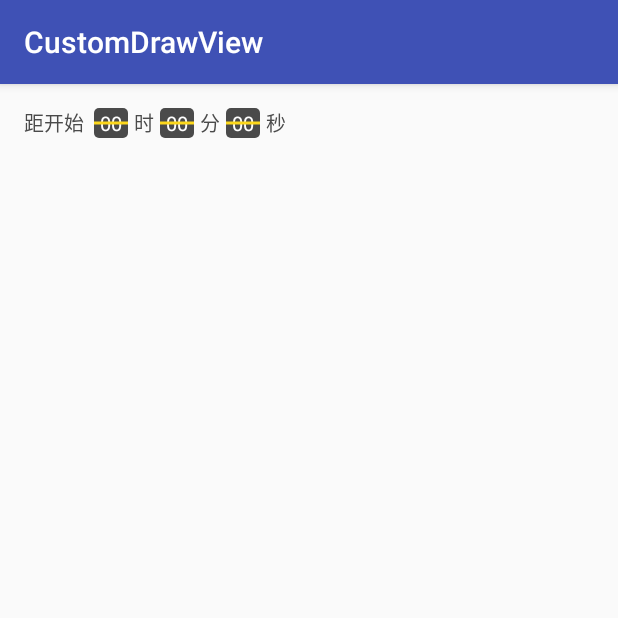
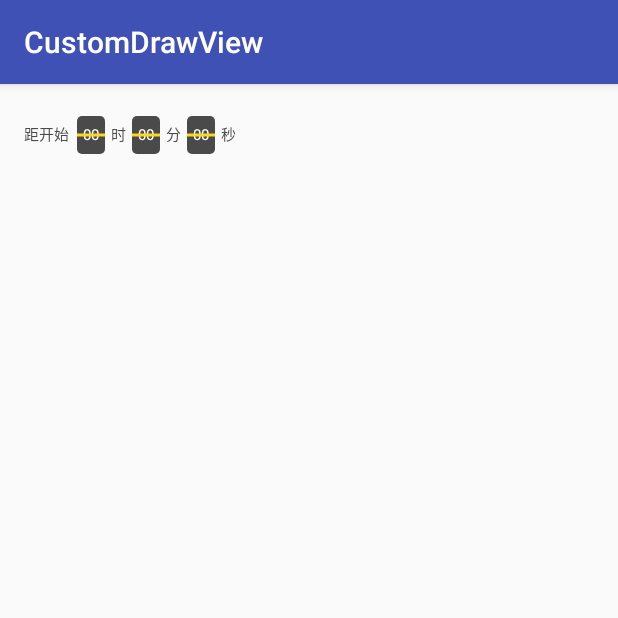
Before and after one commit to phoche/CustomDrawView, an Android app: the screen it shows after launch (MainActivity), on a phone screen of 412 x 824 dp, the top half of it. Run offline under Robolectric (Android 15) with nearby library versions, the phone set to English and light mode, and no system bars; our stand-ins replace ButterKnife.

Commit message:
增加自定义属性

```diff
--- a/app/src/main/java/com/phoche/customdrawview/customview/CountDownView.java
+++ b/app/src/main/java/com/phoche/customdrawview/customview/CountDownView.java
@@ -1,11 +1,15 @@
 package com.phoche.customdrawview.customview;
 
 import android.content.Context;
+import android.content.res.TypedArray;
 import android.graphics.Canvas;
 import android.graphics.Paint;
 import android.graphics.RectF;
 import android.util.AttributeSet;
 import android.view.View;
+
+
+import com.phoche.customdrawview.R;
 
 import java.util.Calendar;
 import java.util.TimeZone;
@@ -15,6 +19,7 @@ public class CountDownView extends View {
     private static final String sWAITSTATUS = "距开始  ";
     private static final String sENDSOONSTATUS = "还剩  ";
     private static final String[] sTIMEARRS = {"时", "分", "秒"};
+    private static final int sDEFAULT_TEXTSIZE = 20;
 
     // 倒计时背景色
     private int mTimeBackground = 0xFF4A4A4A;
@@ -25,9 +30,11 @@ public class CountDownView extends View {
     // 间距
     private int mOffSetX = 6;
 
+
     private boolean[] mNeedDraw = {true, true, true};
     private String[] mTimeArrs = new String[]{"00", "00", "00"};
 
+    private int mTextSize = sDEFAULT_TEXTSIZE;
     // 1 ---- 未开始 ,  0 ------  快结束
     private int mShowStatus = 1;
 
@@ -36,21 +43,35 @@ public class CountDownView extends View {
     private int mWidth;
     private int mHeight;
 
-//    private Context mContext;
 
     public CountDownView(Context context) {
         this(context, null);
-
     }
 
     public CountDownView(Context context, AttributeSet attrs) {
         this(context, attrs, 0);
+        init();
     }
 
     public CountDownView(Context context, AttributeSet attrs, int defStyleAttr) {
         super(context, attrs, defStyleAttr);
-//        this.mContext = context;
+        TypedArray typedArray = context.obtainStyledAttributes(attrs, R.styleable.CountDownView);
+
+        mTextSize = (int) typedArray.getDimension(R.styleable.CountDownView_cdv_textsize,
+                mTextSize);
+        mTimeTextColor = typedArray.getColor(R.styleable.CountDownView_cdv_countdowncolor,
+                mTimeTextColor);
+        mTimeBackground = typedArray.getColor(R.styleable.CountDownView_cdv_rectbgcolor,
+                mTimeBackground);
+
+        typedArray.recycle();
+
     }
+
+    private void init() {
+        mPaint.setTextSize(mTextSize);
+    }
+
 
     @Override
     protected void onMeasure(int widthMeasureSpec, int heightMeasureSpec) {
@@ -62,15 +83,14 @@ public class CountDownView extends View {
 
     private int measureHeight(int heightMeasureSpec) {
         int result = 0;
+        int defaultHeight = (int) (getPaddingTop() + getPaddingBottom() + mPaint.measureText
+                        (sENDSOONSTATUS));
         int mode = MeasureSpec.getMode(heightMeasureSpec);
         int size = MeasureSpec.getSize(heightMeasureSpec);
         if (mode == MeasureSpec.EXACTLY) {
             result = size;
         } else {
-            result = getPaddingTop() + getPaddingBottom() + mHeight;
-            if (mode == MeasureSpec.AT_MOST) {
-                result = 30;
-            }
+            result = defaultHeight;
         }
         return result;
     }
@@ -78,7 +98,7 @@ public class CountDownView extends View {
     private int measureWidth(int widthMeasureSpec) {
         int result = 0;
         float defaultWidth;
-        mPaint.setTextSize(20);
+
         if (mShowStatus == 0) {
             defaultWidth = mPaint.measureText(sENDSOONSTATUS);
         } else {
@@ -97,10 +117,7 @@ public class CountDownView extends View {
         if (mode == MeasureSpec.EXACTLY) {
             result = size;
         } else {
-            result = getPaddingLeft() + getPaddingRight() + mWidth;
-            if (mode == MeasureSpec.AT_MOST) {
-                result = (int) defaultWidth;
-            }
+           result = (int) defaultWidth;
         }
 
         return result;
@@ -118,7 +135,7 @@ public class CountDownView extends View {
         int baseLineY = (height - fontMetrics.bottom - fontMetrics.top) / 2;
         // 开始语
         mPaint.setColor(mTimeBackground);
-        mPaint.setTextSize(20);
+        mPaint.setTextSize(mTextSize);
         if (mShowStatus == 0) {
             canvas.drawText(sENDSOONSTATUS, startX, baseLineY, mPaint);
             headWidth = mPaint.measureText(sENDSOONSTATUS);
@@ -140,9 +157,9 @@ public class CountDownView extends View {
             mPaint.setColor(mTimeBackground);
             mPaint.setAntiAlias(true);
             mRectF.left = startX;
-            mRectF.top = 0;
+            mRectF.top = getPaddingTop();
             mRectF.right = endX;
-            mRectF.bottom = getHeight();
+            mRectF.bottom = getHeight() - getPaddingBottom();
             canvas.drawRoundRect(mRectF, 5, 5, mPaint);
             // 时间
             mPaint.setColor(mTimeTextColor);
@@ -206,4 +223,8 @@ public class CountDownView extends View {
     public void setShowStatus(int status) {
         mShowStatus = status;
     }
+
+    public void setDownCountSize(int textSize) {
+        mTextSize = textSize;
+    }
 }
--- a/app/src/main/res/layout/activity_main.xml
+++ b/app/src/main/res/layout/activity_main.xml
@@ -1,6 +1,7 @@
 <?xml version="1.0" encoding="utf-8"?>
 <RelativeLayout
     xmlns:android="http://schemas.android.com/apk/res/android"
+    xmlns:cdv="http://schemas.android.com/apk/res-auto"
     xmlns:tools="http://schemas.android.com/tools"
     android:layout_width="match_parent"
     android:layout_height="match_parent"
@@ -13,5 +14,8 @@
     <com.phoche.customdrawview.customview.CountDownView
         android:id="@+id/countdown"
         android:layout_width="wrap_content"
-        android:layout_height="wrap_content"/>
+        android:layout_height="wrap_content"
+        android:paddingTop="5dp"
+        android:paddingBottom="5dp"
+        cdv:cdv_textsize="10dp"/>
 </RelativeLayout>
--- /dev/null
+++ b/app/src/main/res/values/attrs.xml
@@ -0,0 +1,9 @@
+<?xml version="1.0" encoding="utf-8"?>
+<resources>
+    <declare-styleable name="CountDownView">
+        <attr name="cdv_textsize" format="dimension"/>
+        <attr name="cdv_textcolor" format="color"/>
+        <attr name="cdv_rectbgcolor" format="color"/>
+        <attr name="cdv_countdowncolor" format="color"/>
+    </declare-styleable>
+</resources>
```
